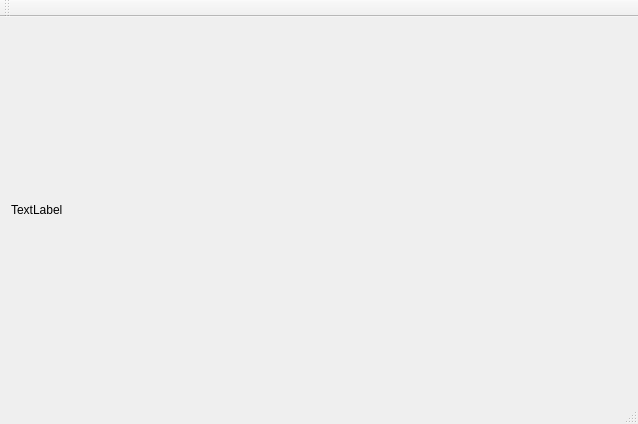
Above: tools/demo/ui/Demo.ui from WIND-ROAD-RUN/RW_UL before the change. Below: the same form after it.
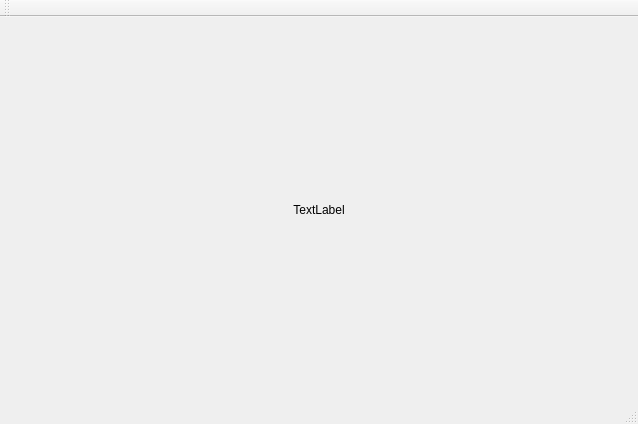
That is the form after the change.

```diff
--- a/tools/demo/ui/Demo.ui
+++ b/tools/demo/ui/Demo.ui
@@ -20,6 +20,9 @@
       <property name="text">
        <string>TextLabel</string>
       </property>
+      <property name="alignment">
+       <set>Qt::AlignmentFlag::AlignCenter</set>
+      </property>
      </widget>
     </item>
    </layout>
```
